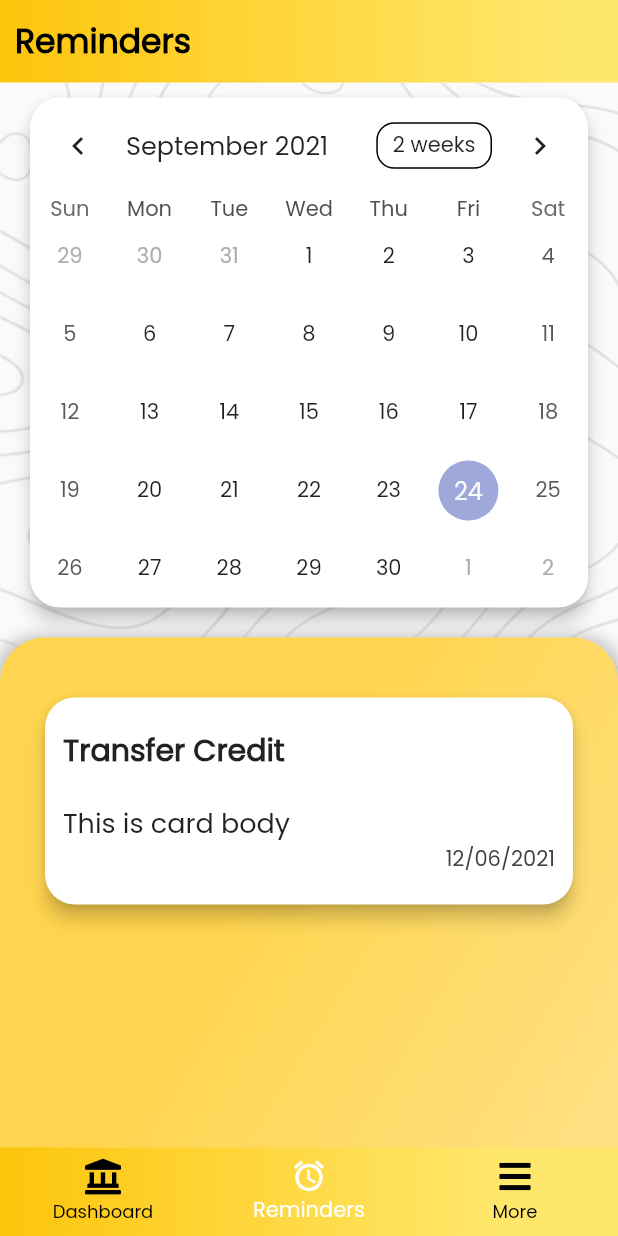
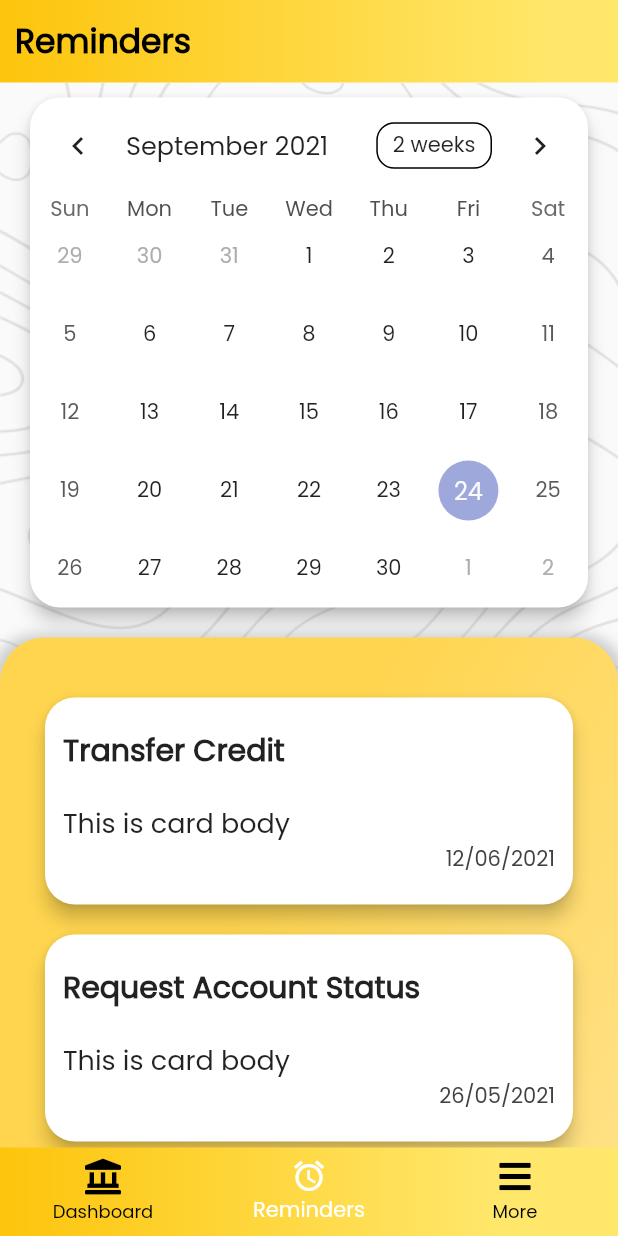
Before and after one commit to it19951386/BOC_Mobile_App, a Flutter app: the screen it shows after launch, item 2 of the bottom bar chosen, on a phone screen of 412 x 824 dp. Run offline on Flutter 3.47's test engine with Material 2 defaults, Android fonts, the phone set to English and light mode, and no system bars; drawn by our look-alikes of table_calendar; our stand-ins replace font_awesome_flutter.

Commit message:
add secnd card to reminder

```diff
--- a/lib/screens/charith/reminder.dart
+++ b/lib/screens/charith/reminder.dart
@@ -106,6 +106,42 @@ class _ReminderState extends State<Reminder> {
                                     margin:
                                         EdgeInsets.fromLTRB(30, 40, 30, 0.0),
                                   ),
+                                  Card(
+                                    child: Padding(
+                                      padding: const EdgeInsets.fromLTRB(
+                                          12.0, 20.0, 12.0, 20.0),
+                                      child: Column(
+                                        crossAxisAlignment:
+                                            CrossAxisAlignment.stretch,
+                                        children: <Widget>[
+                                          Text(
+                                            'Request Account Status',
+                                            style: TextStyle(
+                                              fontSize: 20,
+                                              fontWeight: FontWeight.bold,
+                                            ),
+                                          ),
+                                          const SizedBox(height: 20),
+                                          Text(
+                                            'This is card body',
+                                            style: TextStyle(fontSize: 18),
+                                          ),
+                                          Text(
+                                            '26/05/2021',
+                                            textAlign: TextAlign.right,
+                                            style: TextStyle(
+                                                color: Colors.grey[800]),
+                                          )
+                                        ],
+                                      ),
+                                    ),
+                                    shape: RoundedRectangleBorder(
+                                      borderRadius: BorderRadius.circular(20.0),
+                                    ),
+                                    elevation: 5.0,
+                                    margin:
+                                        EdgeInsets.fromLTRB(30, 20, 30, 0.0),
+                                  ),
                                 ],
                               ),
                             ),
```
